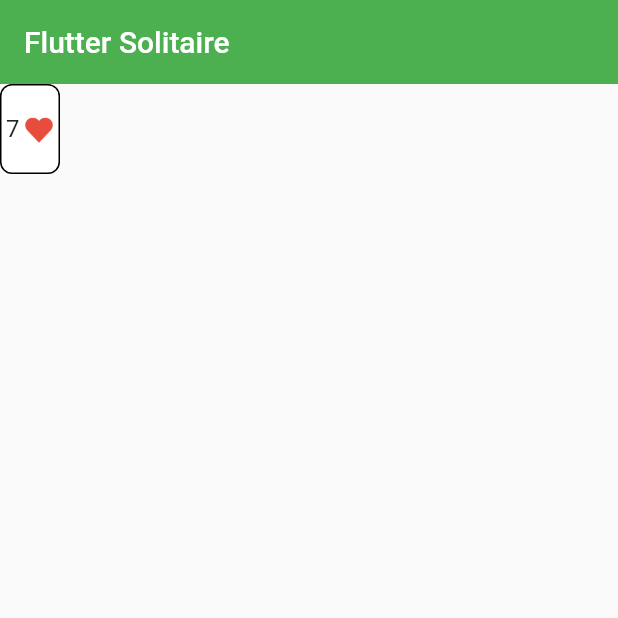
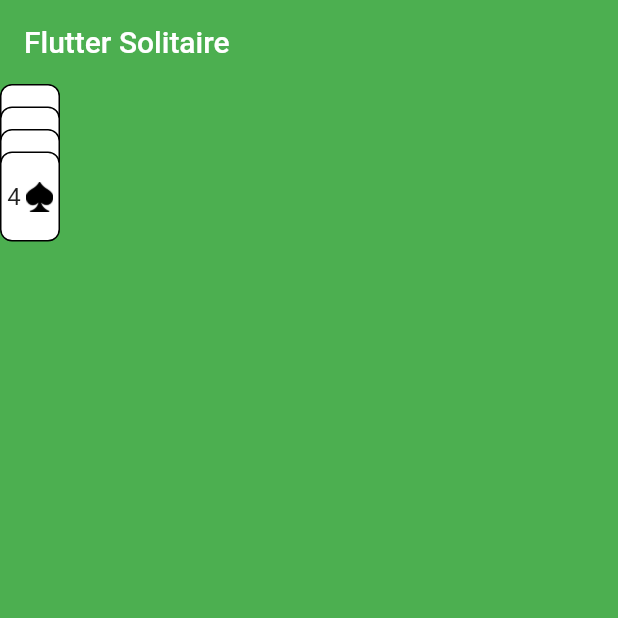
Before and after one commit to deven98/FlutterSolitaire, a Flutter app: the screen it shows after launch, on a phone screen of 412 x 824 dp, the top half of it. Run offline on Flutter 3.47's test engine with Material 2 defaults, Android fonts, the phone set to English and light mode, and no system bars.

Commit message:
Card column now works.

```diff
--- a/lib/card_column.dart
+++ b/lib/card_column.dart
@@ -1 +1,38 @@
 import 'package:flutter/material.dart';
+import 'package:solitaire_flutter/playing_card.dart';
+import 'package:solitaire_flutter/transformed_card.dart';
+
+typedef Null CardAcceptCallback(PlayingCard card, int fromIndex);
+
+class CardColumn extends StatefulWidget {
+
+  final List<PlayingCard> cards;
+  final CardAcceptCallback onCardAdded;
+  final int columnIndex;
+
+
+  CardColumn({@required this.cards,@required this.onCardAdded,@required this.columnIndex});
+
+  @override
+  _CardColumnState createState() => _CardColumnState();
+}
+
+class _CardColumnState extends State<CardColumn> {
+  @override
+  Widget build(BuildContext context) {
+    return Container(
+      height: 13.0 * 15.0,
+      width:  70.0,
+      child: DragTarget(builder: (context, listOne, listTwo) {
+        return Stack(
+          children: widget.cards.map((card) {
+            return TransformedCard(
+              playingCard: card,
+              transformIndex: widget.cards.indexOf(card),
+            );
+          }).toList(),
+        );
+      }),
+    );
+  }
+}
--- a/lib/game_screen.dart
+++ b/lib/game_screen.dart
@@ -1,4 +1,5 @@
 import 'package:flutter/material.dart';
+import 'package:solitaire_flutter/card_column.dart';
 import 'package:solitaire_flutter/playing_card.dart';
 import 'package:solitaire_flutter/transformed_card.dart';
 
@@ -9,7 +10,16 @@ class GameScreen extends StatefulWidget {
 
 class _GameScreenState extends State<GameScreen> {
   // Stores the cards on the seven columns
-  List<PlayingCard> cardColumn1 = [];
+  List<PlayingCard> cardColumn1 = [
+    PlayingCard(
+        cardSuit: CardSuit.hearts, cardType: CardType.eight, faceUp: true),
+    PlayingCard(cardSuit: CardSuit.hearts, cardType: CardType.king),
+    PlayingCard(cardSuit: CardSuit.hearts, cardType: CardType.seven),
+    PlayingCard(cardSuit: CardSuit.diamonds, cardType: CardType.eight),
+    PlayingCard(cardSuit: CardSuit.spades, cardType: CardType.eight),
+    PlayingCard(
+        cardSuit: CardSuit.clubs, cardType: CardType.eight, faceUp: true),
+  ];
   List<PlayingCard> cardColumn2 = [];
   List<PlayingCard> cardColumn3 = [];
   List<PlayingCard> cardColumn4 = [];
@@ -30,19 +40,23 @@ class _GameScreenState extends State<GameScreen> {
   @override
   Widget build(BuildContext context) {
     return Scaffold(
+      backgroundColor: Colors.green,
       appBar: AppBar(
         title: Text("Flutter Solitaire"),
         elevation: 0.0,
         backgroundColor: Colors.green,
       ),
-      body: Container(
-        child: TransformedCard(
-          playingCard: PlayingCard(
-            cardSuit: CardSuit.hearts,
-            cardType: CardType.seven,
-            faceUp: true,
+      body: Row(
+        children: <Widget>[
+          Expanded(
+            child: CardColumn(cards: [
+              PlayingCard(cardSuit: CardSuit.hearts, cardType: CardType.eight, faceUp: true),
+              PlayingCard(cardSuit: CardSuit.diamonds, cardType: CardType.eight, faceUp: true),
+              PlayingCard(cardSuit: CardSuit.hearts, cardType: CardType.king, faceUp: true),
+              PlayingCard(cardSuit: CardSuit.spades, cardType: CardType.four, faceUp: true)
+            ], onCardAdded: (card, index){}, columnIndex: 1),
           ),
-        ),
+        ],
       ),
     );
   }
--- a/lib/transformed_card.dart
+++ b/lib/transformed_card.dart
@@ -36,7 +36,19 @@ class _TransformedCardState extends State<TransformedCard> {
               borderRadius: BorderRadius.circular(8.0),
             ),
           )
-        : Container(
+        : Draggable(
+            child: _buildFaceUpCard(),
+            feedback: _buildFaceUpCard(),
+            childWhenDragging: Container(
+              width: 40.0,
+            ),
+          );
+  }
+
+  Widget _buildFaceUpCard() {
+    return Material(
+      color: Colors.transparent,
+      child: Container(
         decoration: BoxDecoration(
           borderRadius: BorderRadius.circular(8.0),
           color: Colors.white,
@@ -61,6 +73,7 @@ class _TransformedCardState extends State<TransformedCard> {
                 child: _suitToImage(),
               )
             ],
+          ),
         ),
       ),
     );
@@ -113,5 +126,4 @@ class _TransformedCardState extends State<TransformedCard> {
         return null;
     }
   }
-
 }
```
Lines whose indentation alone changed are shown as unchanged.
